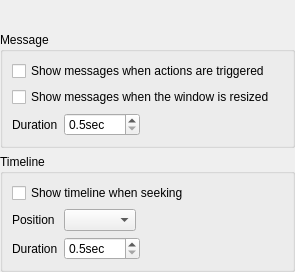
bylee20/bomi, file src/bomi/ui/osdthemewidget.ui: the form before one commit.
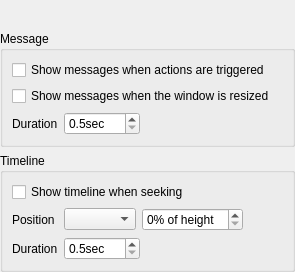
The form after the commit. Custom widgets are drawn as their Qt base class.

The edit to the form file:
```diff
--- a/src/bomi/ui/osdthemewidget.ui
+++ b/src/bomi/ui/osdthemewidget.ui
@@ -117,6 +117,16 @@
         <item>
          <widget class="VerticalAlignmentComboBox" name="timeline_position"/>
         </item>
+        <item>
+         <widget class="QSpinBox" name="timeline_margin">
+          <property name="suffix">
+           <string>% of height</string>
+          </property>
+          <property name="maximum">
+           <number>50</number>
+          </property>
+         </widget>
+        </item>
         <item>
          <spacer name="horizontalSpacer_3">
           <property name="orientation">
```
Left out of the diff: 2 changed lines with no effect on the pictures.
